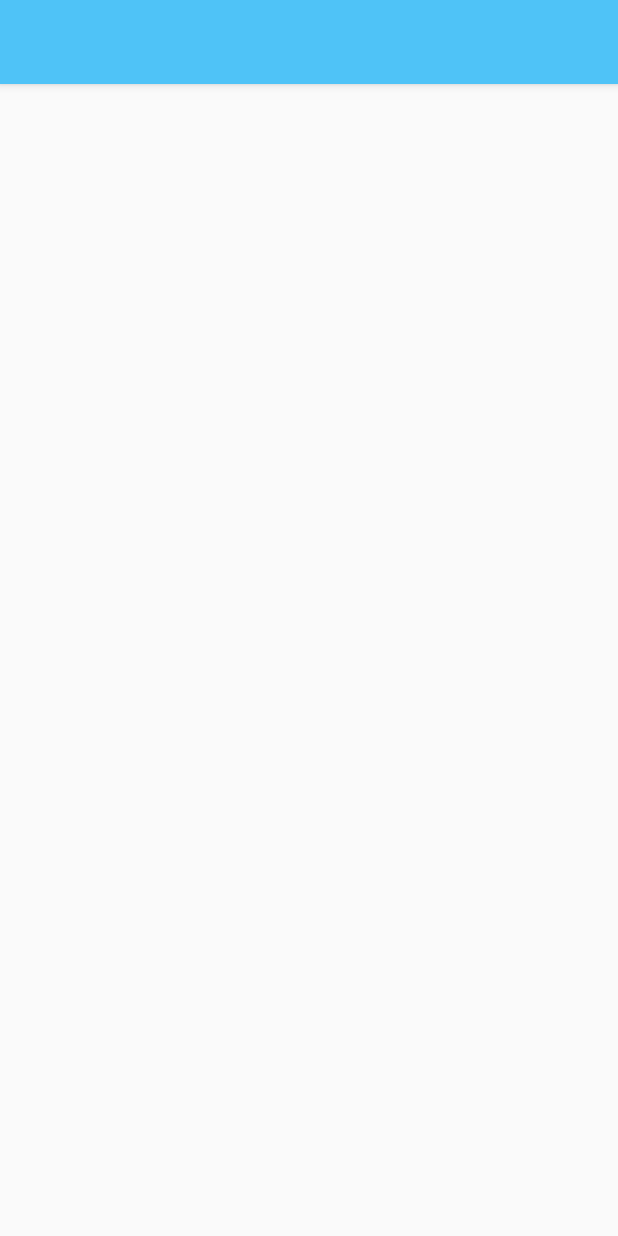
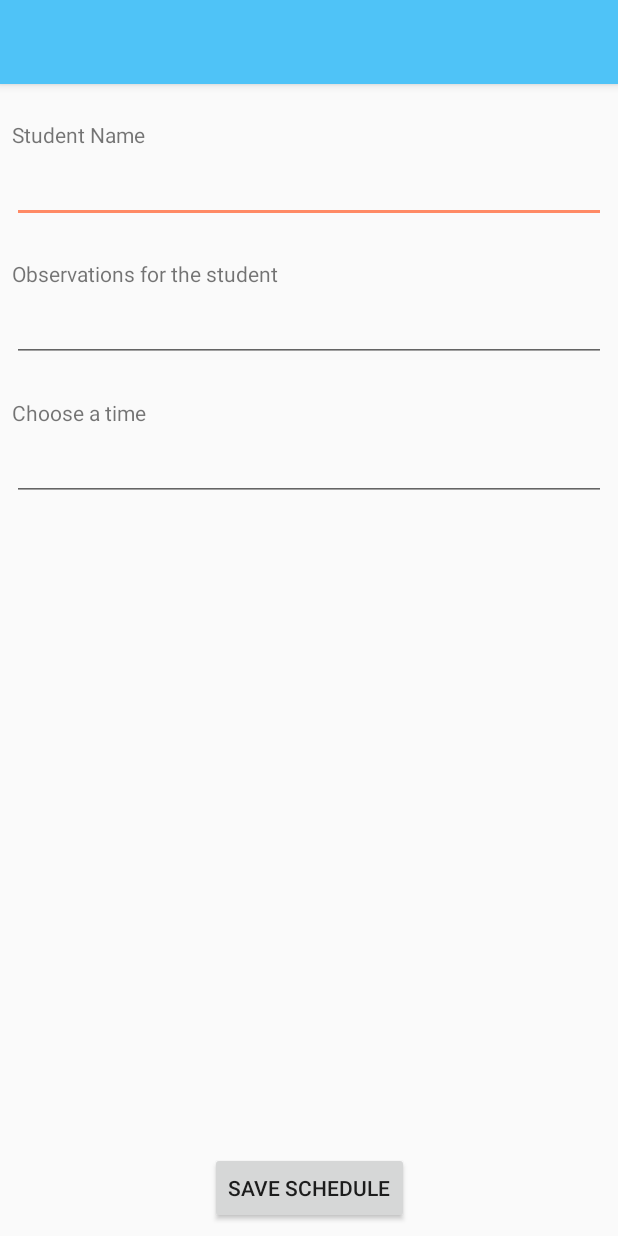
Before and after one commit to mfgabriel92/classes-android, an Android app: the layout activity_add.xml on its own in the app's theme, with its tools: preview values and no code run, on a phone screen of 412 x 824 dp. Run offline under Robolectric (Android 15) with nearby library versions, the phone set to English and light mode, and no system bars.

```diff
--- a/app/src/main/java/com/jjep/classes/database/Classes.kt
+++ b/app/src/main/java/com/jjep/classes/database/Classes.kt
@@ -10,7 +10,8 @@ data class Classes(
     @PrimaryKey(autoGenerate = true) var id: Int?,
     @ColumnInfo(name = "student_name") var studentName: String?,
     @ColumnInfo(name = "student_obs") var studentObs: String?,
-    @ColumnInfo(name = "date") var date: Date?
+    @ColumnInfo(name = "date") var date: String?,
+    @ColumnInfo(name = "time") var time: String?
 ) {
-    constructor() : this(null, null, null, null)
+    constructor() : this(null, null, null, null, null)
 }
--- a/app/src/main/res/layout/activity_add.xml
+++ b/app/src/main/res/layout/activity_add.xml
@@ -15,4 +15,80 @@
         android:elevation="4dp"
         app:titleTextColor="@android:color/white" />
 
+    <TextView
+        android:id="@+id/tv_label_student_name"
+        android:layout_width="wrap_content"
+        android:layout_height="wrap_content"
+        android:layout_marginStart="8dp"
+        android:layout_marginTop="24dp"
+        android:text="@string/label_student_name"
+        app:layout_constraintStart_toStartOf="parent"
+        app:layout_constraintTop_toBottomOf="@+id/add_activity_toolbar" />
+
+    <EditText
+        android:id="@+id/edt_student_name"
+        android:layout_width="match_parent"
+        android:layout_height="wrap_content"
+        android:layout_marginTop="4dp"
+        android:layout_marginStart="8dp"
+        android:layout_marginEnd="8dp"
+        android:inputType="text"
+        app:layout_constraintStart_toStartOf="parent"
+        app:layout_constraintTop_toBottomOf="@+id/tv_label_student_name" />
+
+    <TextView
+        android:id="@+id/tv_label_student_obs"
+        android:layout_width="wrap_content"
+        android:layout_height="wrap_content"
+        android:layout_marginStart="8dp"
+        android:layout_marginTop="24dp"
+        android:text="@string/label_student_obs"
+        app:layout_constraintStart_toStartOf="parent"
+        app:layout_constraintTop_toBottomOf="@+id/edt_student_name" />
+
+    <EditText
+        android:id="@+id/edt_student_obs"
+        android:layout_width="match_parent"
+        android:layout_height="wrap_content"
+        android:layout_marginTop="4dp"
+        android:layout_marginStart="8dp"
+        android:layout_marginEnd="8dp"
+        android:inputType="text"
+        app:layout_constraintStart_toStartOf="parent"
+        app:layout_constraintTop_toBottomOf="@+id/tv_label_student_obs" />
+
+    <TextView
+        android:id="@+id/tb_label_time_pick"
+        android:layout_width="wrap_content"
+        android:layout_height="wrap_content"
+        android:layout_marginStart="8dp"
+        android:layout_marginTop="24dp"
+        android:text="@string/label_time"
+        app:layout_constraintStart_toStartOf="parent"
+        app:layout_constraintTop_toBottomOf="@+id/edt_student_obs" />
+
+    <EditText
+        android:id="@+id/edt_time"
+        android:layout_width="match_parent"
+        android:layout_height="wrap_content"
+        android:layout_marginTop="4dp"
+        android:layout_marginStart="8dp"
+        android:layout_marginEnd="8dp"
+        android:inputType="time"
+        app:layout_constraintStart_toStartOf="parent"
+        app:layout_constraintTop_toBottomOf="@+id/tb_label_time_pick" />
+
+    <Button
+        android:id="@+id/btn_submit_new_schedule"
+        android:layout_width="wrap_content"
+        android:layout_height="wrap_content"
+        android:layout_marginBottom="8dp"
+        android:layout_marginEnd="8dp"
+        android:layout_marginStart="8dp"
+        android:text="@string/btn_label_time"
+        android:onClick="onClickSaveButton"
+        app:layout_constraintBottom_toBottomOf="parent"
+        app:layout_constraintEnd_toEndOf="parent"
+        app:layout_constraintStart_toStartOf="parent" />
+
 </android.support.constraint.ConstraintLayout>
--- a/app/src/main/res/values/strings.xml
+++ b/app/src/main/res/values/strings.xml
@@ -5,7 +5,11 @@
     <string name="my_classes_title">My Classes</string>
 
     <!-- AddActivity -->
-    <string name="new_schedule_title">New Schedule</string>
+    <string name="new_schedule_title">New Schedule for %1$s</string>
+    <string name="label_student_name">Student Name</string>
+    <string name="label_student_obs">Observations for the student</string>
+    <string name="label_time">Choose a time</string>
+    <string name="btn_label_time">Save Schedule</string>
 
     <string name="no_classes_today">No classes for today</string>
 </resources>
```
Also changed, not shown: app/src/main/java/com/jjep/classes/ui/add/AddActivity.kt (+46 -1 lines), app/src/main/java/com/jjep/classes/ui/main/MainActivity.kt (+15 -0 lines), app/src/main/java/com/jjep/classes/util/DateUtils.kt (added, +22 -0 lines).
